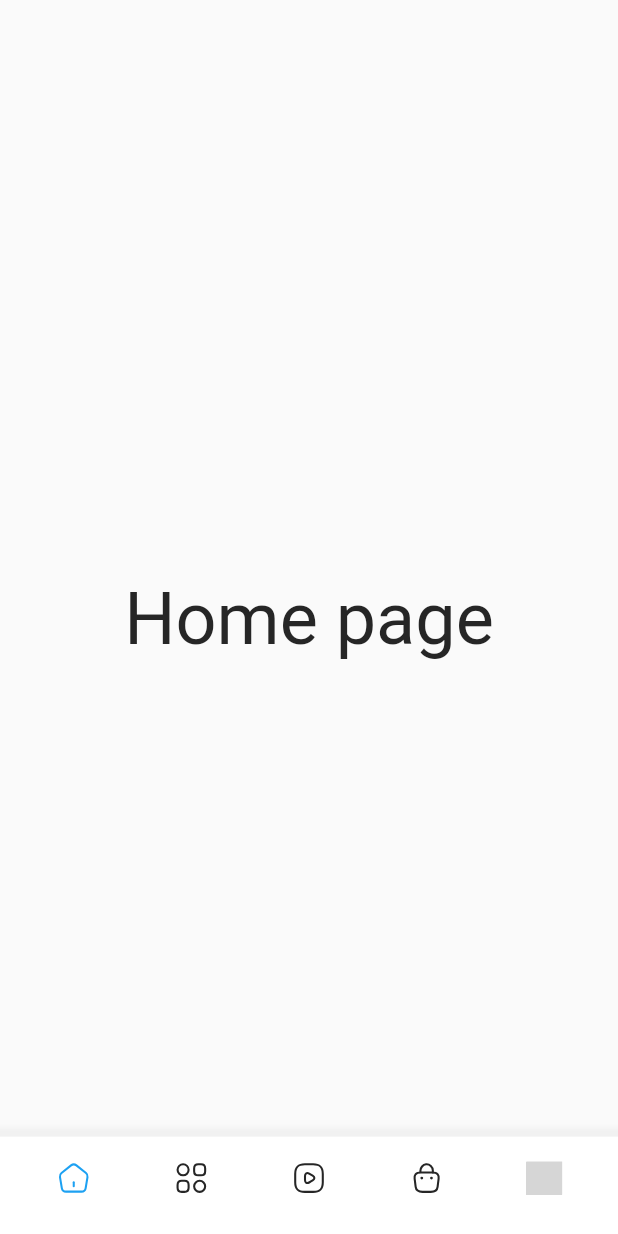
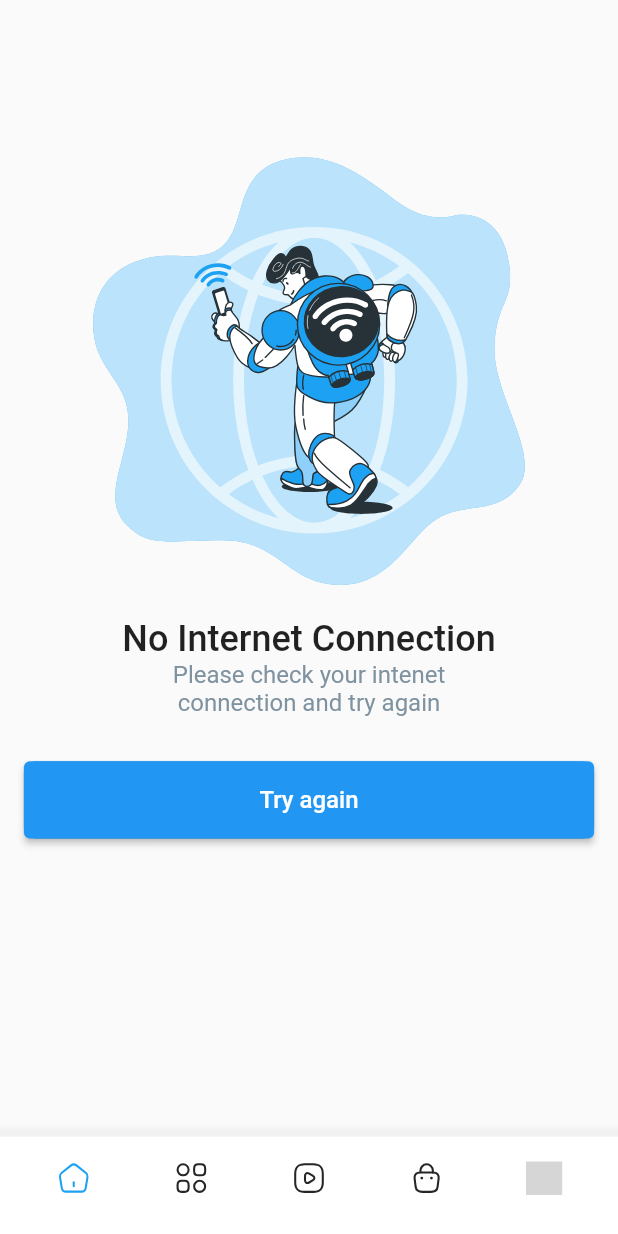
Before and after one commit to bobirbek1/Dwed, a Flutter app: the screen it shows after launch, on a phone screen of 412 x 824 dp. Run offline on Flutter 3.47's test engine with Material 2 defaults, Android fonts, the phone set to English and light mode, and no system bars; our stand-ins replace connectivity_plus, dartz, dio, equatable, flutter_svg, get and 2 more; project files that could hold a hidden picture were left out; grey boxes are pictures that could not be loaded.

Commit message:
feat: add connection_error_page

```diff
--- a/lib/app/app_icons.dart
+++ b/lib/app/app_icons.dart
@@ -17,7 +17,5 @@ class AppIcons {
   static const String MAGISTR = "assets/icons/magistr.svg";
   static const String ORDEN = "assets/icons/orden.svg";
   static const String SHAKE_HAND = "assets/icons/shake_hand.svg";
-
-
-
+  static const String BRO = "assets/icons/bro.svg";
 }
--- a/lib/src/presentation/pages/home/home_page.dart
+++ b/lib/src/presentation/pages/home/home_page.dart
@@ -1,13 +1,77 @@
 import 'package:flutter/material.dart';
+import 'package:flutter_svg/flutter_svg.dart';
 import 'package:flutter_template/app/app_colors.dart';
+import 'package:flutter_template/app/app_icons.dart';
+import 'package:flutter_template/core/utils/size_config.dart';
 
 class HomePage extends StatelessWidget {
   const HomePage({Key? key}) : super(key: key);
 
   @override
   Widget build(BuildContext context) {
-    return const Scaffold(
-      body: Center(child: Text("Home page",style: TextStyle(fontSize: 48,color: AppColors.BLACK,),),),
+    return Scaffold(
+      body: Padding(
+        padding: EdgeInsets.fromLTRB(
+          SizeConfig.calculateBlockHorizontal(16),
+          SizeConfig.calculateBlockVertical(114),
+          SizeConfig.calculateBlockHorizontal(16),
+          SizeConfig.calculateBlockVertical(157),
+        ),
+        child: Column(
+          children: [
+            Padding(
+              padding: EdgeInsets.only(
+                left: SizeConfig.calculateBlockHorizontal(15),
+                right: SizeConfig.calculateBlockHorizontal(15),
+                bottom: SizeConfig.calculateBlockVertical(24),
+              ),
+              child: SvgPicture.asset(
+                AppIcons.BRO,
+                width: SizeConfig.calculateBlockHorizontal(313),
+                height: SizeConfig.calculateBlockVertical(310),
+              ),
+            ),
+            const Text(
+              "No Internet Connection",
+              style: TextStyle(
+                fontSize: 24,
+                fontWeight: FontWeight.w500,
+              ),
+            ),
+            const Text(
+              "Please check your intenet\nconnection and try again",
+              textAlign: TextAlign.center,
+              style: TextStyle(
+                fontSize: 16,
+                fontWeight: FontWeight.w400,
+                color: AppColors.SHADOW_BLUE,
+              ),
+            ),
+            SizedBox(
+              height: SizeConfig.calculateBlockVertical(32),
+            ),
+            Container(
+              width: double.infinity,
+              height: SizeConfig.calculateBlockVertical(56),
+              decoration: BoxDecoration(
+                borderRadius: BorderRadius.circular(8),
+                color: AppColors.BUTTON_BLUE,
+              ),
+              child: ElevatedButton(
+                onPressed: () {},
+                child: const Text(
+                  "Try again",
+                  style: TextStyle(
+                    fontSize: 16,
+                    fontWeight: FontWeight.w500,
+                    color: AppColors.WHITE,
+                  ),
+                ),
+              ),
+            )
+          ],
+        ),
+      ),
     );
   }
 }
```
Also changed, not shown: assets/icons/bro.svg (added), lib/src/presentation/pages/search/connection_error_page.dart (added).
